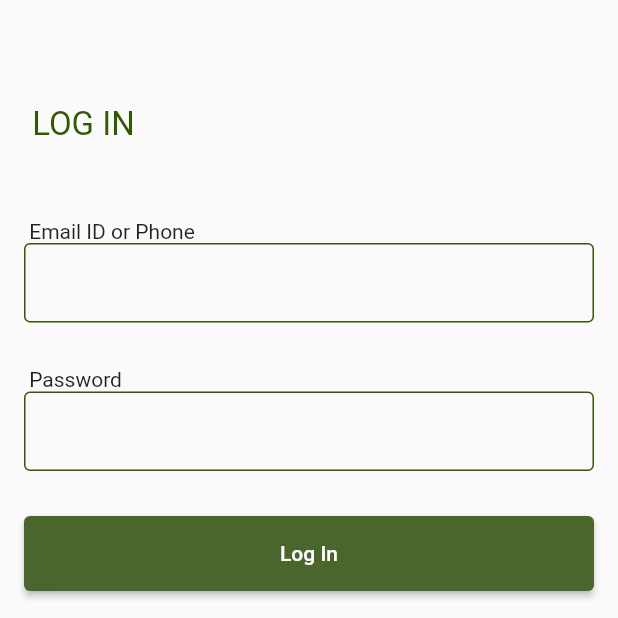
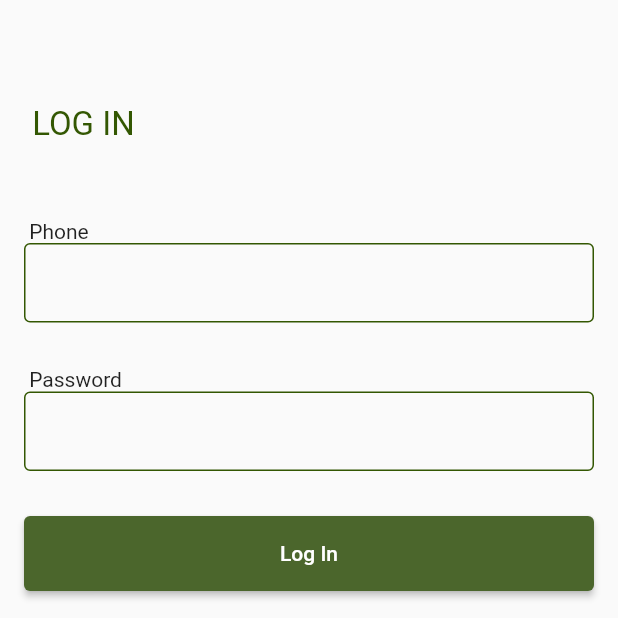
Before and after one commit to PujaJii/agri_grow, a Flutter app: the screen it shows after launch, on a phone screen of 412 x 824 dp, the top half of it. Run offline on Flutter 3.47's test engine with Material 2 defaults, Android fonts, the phone set to English and light mode, and no system bars; our stand-ins replace get, get_storage.

Commit message:
24-11-2023

```diff
--- a/lib/pages/log_in.dart
+++ b/lib/pages/log_in.dart
@@ -33,7 +33,7 @@ class LogInScreen extends StatelessWidget {
               SizedBox(
                 height: 50,
               ),
-              Text(' Email ID or Phone',),
+              Text(' Phone',),
               TextFormField(keyboardType: TextInputType.number,
                   controller: numberTEC,
                   style: TextStyle(color: AppColors.black, fontSize: 18),
```
Also changed, not shown: 2 other files.
